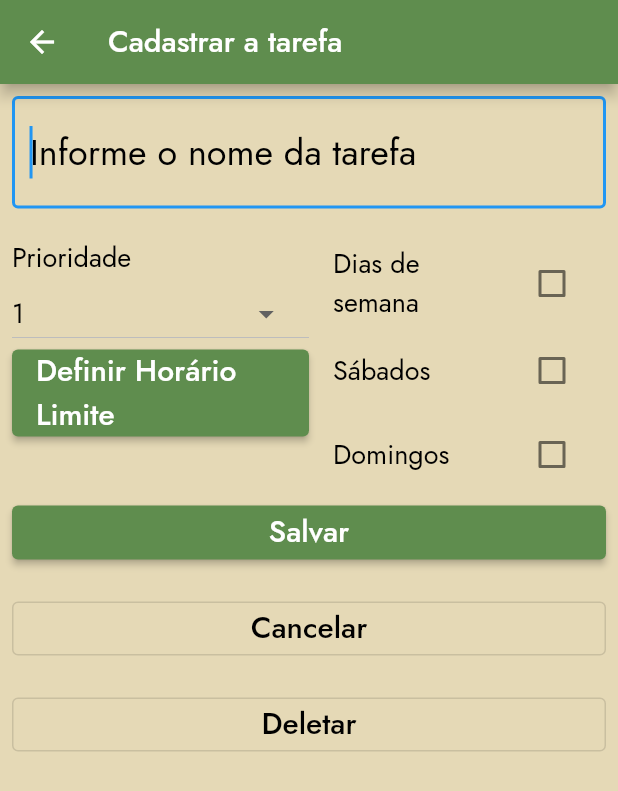
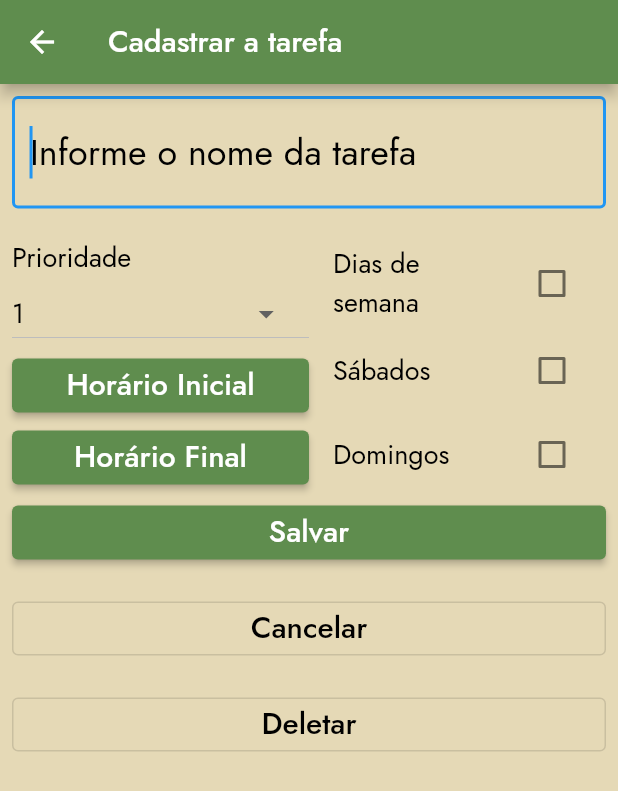
Before and after one commit to Xeviousbr/otchi, a Flutter app: the CadastrarTarefa screen opened by its route, on a phone screen of 412 x 824 dp. Shown: the top 791 px of the screen. Run offline on Flutter 3.47's test engine with Material 2 defaults, Android fonts, the phone set to English and light mode, and no system bars; our stand-ins replace bloc, cloud_firestore, equatable, firebase_auth, firebase_core, firebase_crashlytics and 2 more; accounts and stored records are empty.

Commit message:
Botões para Horário Inicial e Final

```diff
--- a/lib/pages/cadastrar_tarefa.dart
+++ b/lib/pages/cadastrar_tarefa.dart
@@ -109,7 +109,17 @@ class _CadastrarTarefaState extends State<CadastrarTarefa> {
                             selectTime(context);
                           },
                           child: Text(
-                            'Definir Horário Limite',
+                            'Horário Inicial',
+                            textDirection: TextDirection.ltr,
+                            style: theme.textTheme.bodyLarge,
+                          ),
+                        ),
+                        ElevatedButton(
+                          onPressed: () {
+                            selectTime(context);
+                          },
+                          child: Text(
+                            'Horário Final',
                             textDirection: TextDirection.ltr,
                             style: theme.textTheme.bodyLarge,
                           ),
```
